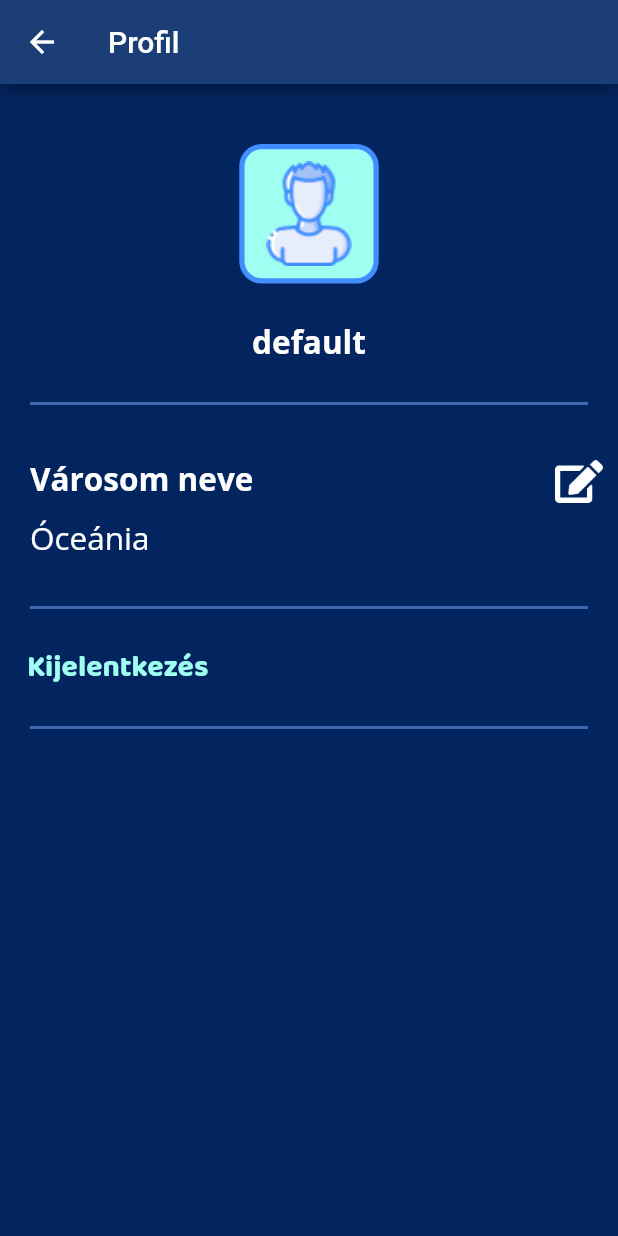
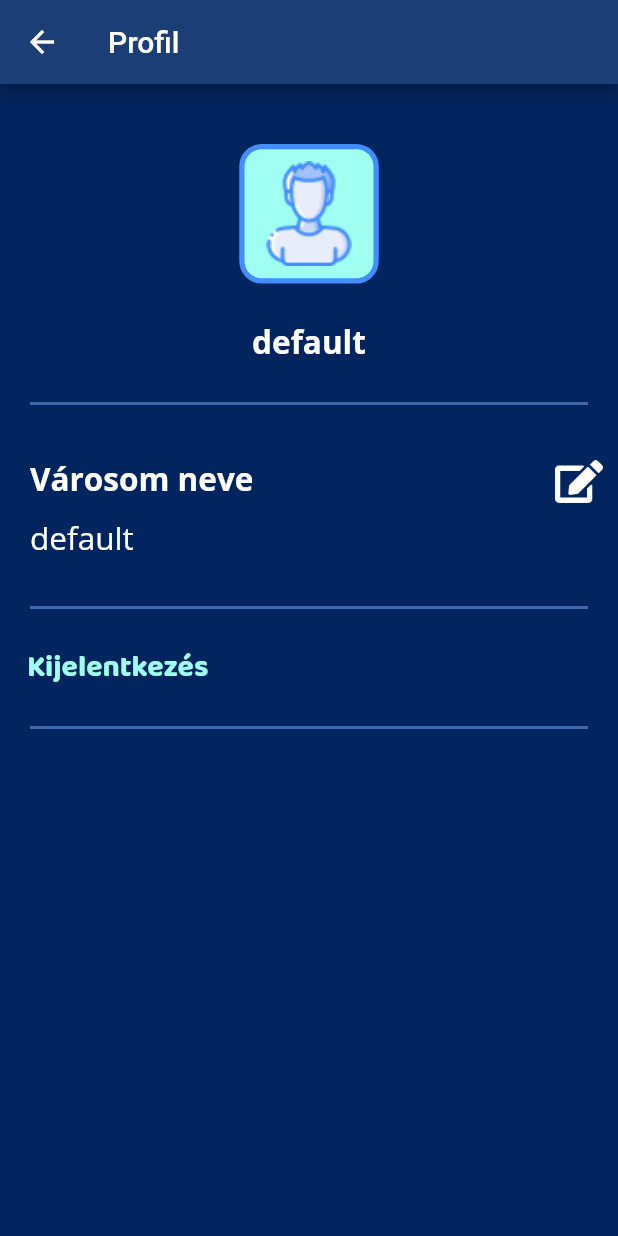
Before and after one commit to csngebnc/UnderSea, a Flutter app: the ProfilePage screen opened directly, on a phone screen of 412 x 824 dp. Run offline on Flutter 3.47's test engine with Material 2 defaults, Android fonts, the phone set to English and light mode, and no system bars; our stand-ins replace expandable, get, get_storage; accounts and stored records are empty; network calls fail.

Commit message:
user and country endpoints working properly

```diff
--- a/frontend/flutter/undersea/lib/main.dart
+++ b/frontend/flutter/undersea/lib/main.dart
@@ -2,12 +2,14 @@ import 'package:flutter/material.dart';
 import 'package:get/get.dart';
 import 'package:get_storage/get_storage.dart';
 import 'package:undersea/controllers/buildings_controller.dart';
+import 'package:undersea/controllers/country_data_controller.dart';
 import 'package:undersea/controllers/login_controller.dart';
 import 'package:undersea/controllers/navbar_controller.dart';
 import 'package:undersea/controllers/player_controller.dart';
 import 'package:undersea/controllers/registration_controller.dart';
 import 'package:undersea/controllers/soldiers_controller.dart';
 import 'package:undersea/lang/app_translations.dart';
+import 'package:undersea/network/providers/country_data_provider.dart';
 
 import 'package:undersea/views/login.dart';
 import 'controllers/upgrades_controller.dart';
@@ -31,6 +33,8 @@ Future<void> initServices() async {
   Get.put(BuildingsController());
   Get.put(UserDataProvider());
   Get.put(UserDataController(Get.find()));
+  Get.put(CountryDataProvider());
+  Get.put(CountryDataController(Get.find()));
 }
 
 class MyApp extends StatelessWidget {
--- a/frontend/flutter/undersea/lib/network/providers/country_data_provider.dart
+++ b/frontend/flutter/undersea/lib/network/providers/country_data_provider.dart
@@ -15,11 +15,12 @@ class CountryDataProvider extends NetworkProvider {
   Future<Response<String>> getCountryName() => get("/api/Country/name",
       headers: {'Authorization': 'Bearer ${storage.read(Constants.TOKEN)}'},
       contentType: 'application/json',
-      decoder: (response) => response['name']);
+      decoder: (response) => response.toString());
 
   Future<Response<void>> setCountryName(String countryName) => put(
         "/api/Country/name",
-        countryName,
+        {},
+        query: {'name': countryName},
         contentType: 'application/json',
         headers: {'Authorization': 'Bearer ${storage.read(Constants.TOKEN)}'},
       );
--- a/frontend/flutter/undersea/lib/views/editable_text.dart
+++ b/frontend/flutter/undersea/lib/views/editable_text.dart
@@ -1,22 +1,31 @@
 import 'package:flutter/cupertino.dart';
 import 'package:flutter/material.dart';
 import 'package:get/get.dart';
+import 'package:undersea/controllers/country_data_controller.dart';
 import 'package:undersea/controllers/player_controller.dart';
 import 'package:undersea/lang/strings.dart';
 import 'package:undersea/styles/style_constants.dart';
 
 class CityNameEditableText extends StatefulWidget {
-  final String initialCityName;
-  CityNameEditableText(this.initialCityName);
+  CityNameEditableText();
+
   @override
-  _CityNameEditableTextState createState() =>
-      new _CityNameEditableTextState(initialCityName);
+  _CityNameEditableTextState createState() => new _CityNameEditableTextState();
 }
 
 class _CityNameEditableTextState extends State<CityNameEditableText> {
-  _CityNameEditableTextState(this._cityName);
-  String _cityName;
+  _CityNameEditableTextState();
+
+  @override
+  void initState() {
+    controller.getCountryName();
+    _editingController =
+        TextEditingController(text: controller.countryName.value);
+    super.initState();
+  }
+
   bool _isEditingText = false;
+  final controller = Get.find<CountryDataController>();
   late TextEditingController _editingController;
   @override
   Widget build(BuildContext context) {
@@ -39,15 +48,40 @@ class _CityNameEditableTextState extends State<CityNameEditableText> {
       Expanded(
         child: Container(),
       ),
-      InkWell(
+      GetBuilder<CountryDataController>(builder: (controller) {
+        final countryName = controller.countryName.value;
+        if (countryName != null)
+          return InkWell(
+            onTap: () {
+              setState(() {
+                _editingController.text = countryName;
+                _isEditingText = true;
+              });
+            },
+            child:
+                UnderseaStyles.imageIcon("edit", color: Colors.white, size: 32),
+          );
+        else
+          return InkWell(
+            onTap: () {
+              setState(() {
+                _editingController.text = 'default';
+                _isEditingText = true;
+              });
+            },
+            child:
+                UnderseaStyles.imageIcon("edit", color: Colors.white, size: 32),
+          );
+      }),
+      /*InkWell(
         onTap: () {
           setState(() {
-            _editingController.text = _cityName;
+            _editingController.text = controller.countryName.value ?? 'default';
             _isEditingText = true;
           });
         },
         child: UnderseaStyles.imageIcon("edit", color: Colors.white, size: 32),
-      )
+      )*/
     ]);
   }
 
@@ -67,17 +101,9 @@ class _CityNameEditableTextState extends State<CityNameEditableText> {
                     .copyWith(fontWeight: FontWeight.normal, fontSize: 21),
                 onSubmitted: (newValue) {
                   setState(() {
-                    _cityName = newValue;
                     _isEditingText = false;
-                    Get.find<PlayerController>().playerData.value.cityName =
-                        _cityName;
                   });
-
-                  Get.snackbar(Strings.city_modified_snack_title.tr,
-                      Strings.city_modified_snack_body.tr + ': $_cityName',
-                      icon: Icon(Icons.save_sharp),
-                      snackPosition: SnackPosition.BOTTOM,
-                      backgroundColor: Colors.blueAccent);
+                  controller.setCountryName(newValue);
                 },
                 autofocus: true,
                 controller: _editingController,
@@ -88,16 +114,30 @@ class _CityNameEditableTextState extends State<CityNameEditableText> {
           height: 40,
           child: Align(
               alignment: Alignment.centerLeft,
-              child: Text(
-                _cityName,
+              child:
+                  /*Text(
+                controller.countryName.value ?? 'default',
                 style: UnderseaStyles.whiteOpenSans.copyWith(fontSize: 21),
-              )));
-  }
-
-  @override
-  void initState() {
-    super.initState();
-    _editingController = TextEditingController(text: _cityName);
+              ))*/
+                  GetBuilder<CountryDataController>(builder: (controller) {
+                final countryName = controller.countryName.value;
+                if (countryName != null)
+                  return Text(
+                    countryName,
+                    style: UnderseaStyles.whiteOpenSans.copyWith(fontSize: 21),
+                  );
+                /*else if (snapshot.hasError)
+                      return Text('error',
+                          style: UnderseaStyles.inputTextStyle.copyWith(
+                              color: Colors.white,
+                              fontWeight: FontWeight.bold,
+                              fontSize: 21));*/
+                else
+                  return Text(
+                    'default',
+                    style: UnderseaStyles.whiteOpenSans.copyWith(fontSize: 21),
+                  );
+              })));
   }
 
   @override
--- a/frontend/flutter/undersea/lib/views/profile.dart
+++ b/frontend/flutter/undersea/lib/views/profile.dart
@@ -1,5 +1,6 @@
 import 'package:flutter/material.dart';
 import 'package:get/get.dart';
+import 'package:undersea/controllers/country_data_controller.dart';
 import 'package:undersea/controllers/player_controller.dart';
 import 'package:undersea/controllers/user_data_controller.dart';
 import 'package:undersea/lang/strings.dart';
@@ -78,8 +79,9 @@ class _ProfilePageState extends State<ProfilePage> {
                 alignment: Alignment.centerLeft,
                 child: Column(children: [
                   Padding(
-                      padding: EdgeInsets.all(10),
-                      child: CityNameEditableText('Óceánia')),
+                    padding: EdgeInsets.all(10),
+                    child: CityNameEditableText(),
+                  ),
                   UnderseaStyles.divider(),
                   Align(
                     alignment: Alignment.centerLeft,
```
Also changed, not shown: frontend/flutter/undersea/lib/controllers/country_data_controller.dart (+59 -4 lines), frontend/flutter/undersea/lib/controllers/user_data_controller.dart (+8 -11 lines), frontend/flutter/undersea/lib/network/providers/network_provider.dart (+5 -2 lines).
